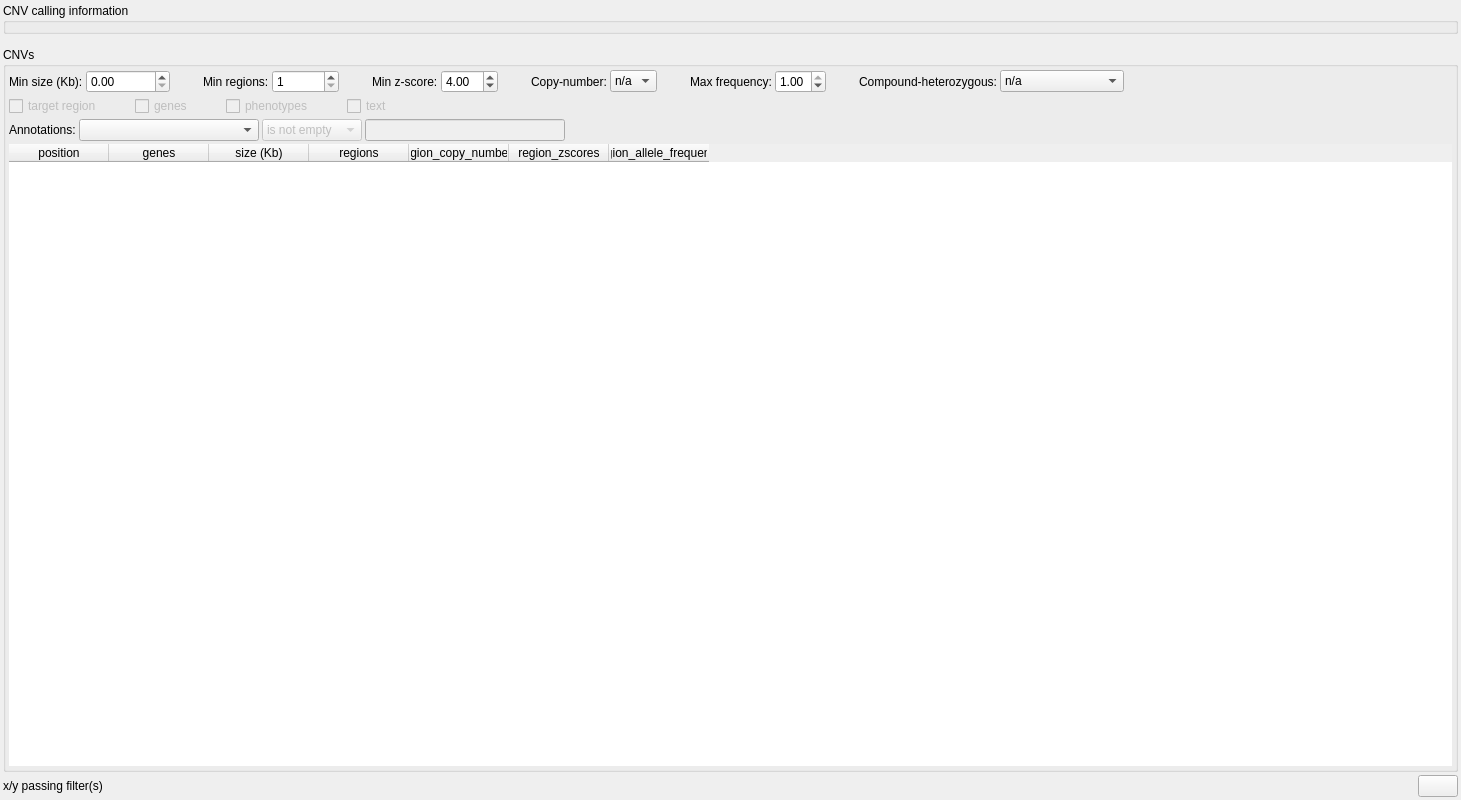
First picture: the form in src/GSvar/CnvWidget.ui, repository imgag/ngs-bits, before the edit.
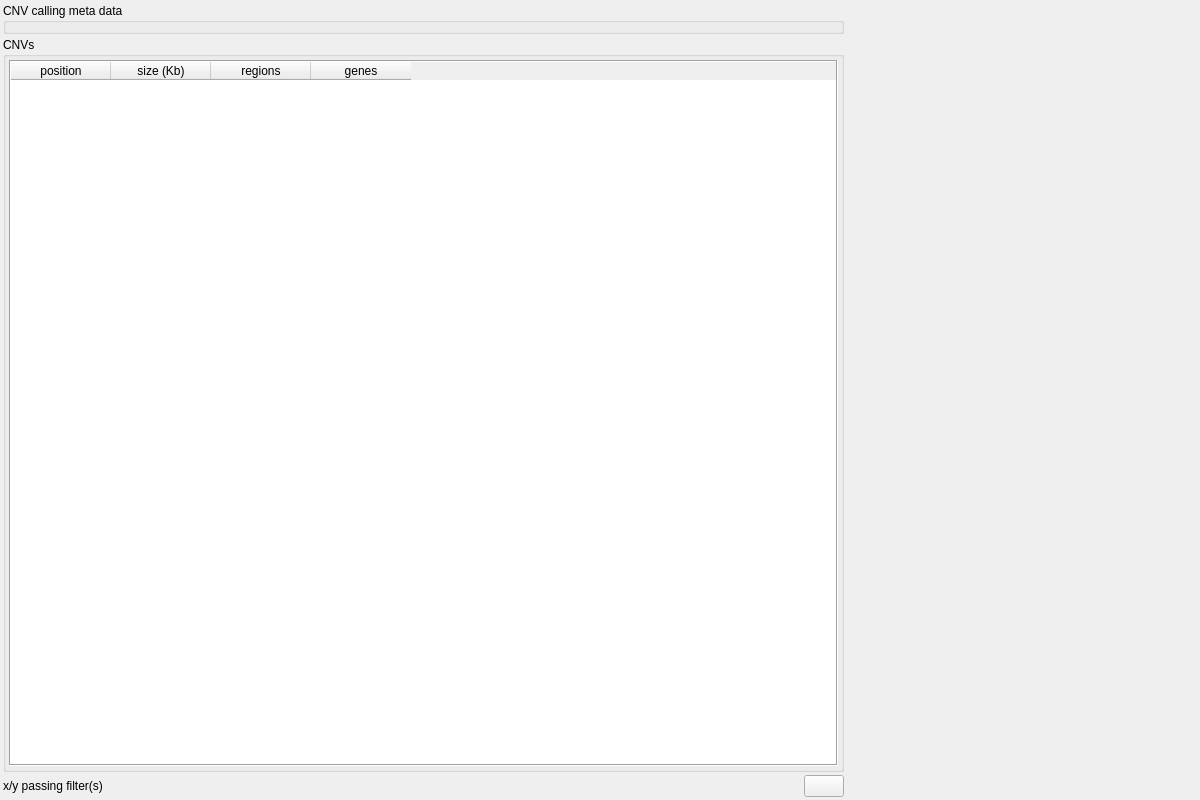
Second picture: the form after the edit. Icons and pictures are not drawn. Custom widgets are drawn as their Qt base class.

Patch:
```diff
--- a/src/GSvar/CnvWidget.ui
+++ b/src/GSvar/CnvWidget.ui
@@ -6,7 +6,7 @@
    <rect>
     <x>0</x>
     <y>0</y>
-    <width>1461</width>
+    <width>1200</width>
     <height>800</height>
    </rect>
   </property>
@@ -19,10 +19,7 @@
   <property name="windowTitle">
    <string>Form</string>
   </property>
-  <layout class="QVBoxLayout" name="verticalLayout" stretch="0,0,0,0">
-   <property name="spacing">
-    <number>3</number>
-   </property>
+  <layout class="QGridLayout" name="gridLayout">
    <property name="leftMargin">
     <number>3</number>
    </property>
@@ -35,10 +32,13 @@
    <property name="bottomMargin">
     <number>3</number>
    </property>
-   <item>
+   <property name="spacing">
+    <number>3</number>
+   </property>
+   <item row="0" column="0">
     <widget class="QGroupBox" name="info_box">
      <property name="title">
-      <string>CNV calling information</string>
+      <string>CNV calling meta data</string>
      </property>
      <property name="flat">
       <bool>true</bool>
@@ -62,23 +62,7 @@
      </layout>
     </widget>
    </item>
-   <item>
-    <spacer name="verticalSpacer">
-     <property name="orientation">
-      <enum>Qt::Vertical</enum>
-     </property>
-     <property name="sizeType">
-      <enum>QSizePolicy::Fixed</enum>
-     </property>
-     <property name="sizeHint" stdset="0">
-      <size>
-       <width>10</width>
-       <height>10</height>
-      </size>
-     </property>
-    </spacer>
-   </item>
-   <item>
+   <item row="1" column="0">
     <widget class="QGroupBox" name="groupBox">
      <property name="title">
       <string>CNVs</string>
@@ -102,468 +86,13 @@
       <property name="bottomMargin">
        <number>3</number>
       </property>
-      <item>
-       <layout class="QHBoxLayout" name="horizontalLayout_3">
-        <property name="spacing">
-         <number>3</number>
-        </property>
-        <item>
-         <widget class="QLabel" name="label">
-          <property name="sizePolicy">
-           <sizepolicy hsizetype="Minimum" vsizetype="Preferred">
-            <horstretch>0</horstretch>
-            <verstretch>0</verstretch>
-           </sizepolicy>
-          </property>
-          <property name="toolTip">
-           <string>Minimum CNV size.</string>
-          </property>
-          <property name="text">
-           <string>Min size (Kb):</string>
-          </property>
-         </widget>
-        </item>
-        <item>
-         <widget class="QDoubleSpinBox" name="f_size">
-          <property name="maximum">
-           <double>999999.000000000000000</double>
-          </property>
-          <property name="singleStep">
-           <double>10.000000000000000</double>
-          </property>
-         </widget>
-        </item>
-        <item>
-         <spacer name="horizontalSpacer_2">
-          <property name="orientation">
-           <enum>Qt::Horizontal</enum>
-          </property>
-          <property name="sizeType">
-           <enum>QSizePolicy::Fixed</enum>
-          </property>
-          <property name="sizeHint" stdset="0">
-           <size>
-            <width>30</width>
-            <height>1</height>
-           </size>
-          </property>
-         </spacer>
-        </item>
-        <item>
-         <widget class="QLabel" name="label_2">
-          <property name="toolTip">
-           <string>Minimum number of regions.</string>
-          </property>
-          <property name="text">
-           <string>Min regions:</string>
-          </property>
-         </widget>
-        </item>
-        <item>
-         <widget class="QSpinBox" name="f_regs">
-          <property name="minimum">
-           <number>1</number>
-          </property>
-          <property name="maximum">
-           <number>999999</number>
-          </property>
-         </widget>
-        </item>
-        <item>
-         <spacer name="horizontalSpacer_7">
-          <property name="orientation">
-           <enum>Qt::Horizontal</enum>
-          </property>
-          <property name="sizeType">
-           <enum>QSizePolicy::Fixed</enum>
-          </property>
-          <property name="sizeHint" stdset="0">
-           <size>
-            <width>30</width>
-            <height>1</height>
-           </size>
-          </property>
-         </spacer>
-        </item>
-        <item>
-         <widget class="QLabel" name="label_4">
-          <property name="toolTip">
-           <string>Minimum z-score.</string>
-          </property>
-          <property name="text">
-           <string>Min z-score:</string>
-          </property>
-         </widget>
-        </item>
-        <item>
-         <widget class="QDoubleSpinBox" name="f_z">
-          <property name="singleStep">
-           <double>0.500000000000000</double>
-          </property>
-          <property name="value">
-           <double>4.000000000000000</double>
-          </property>
-         </widget>
-        </item>
-        <item>
-         <spacer name="horizontalSpacer_3">
-          <property name="orientation">
-           <enum>Qt::Horizontal</enum>
-          </property>
-          <property name="sizeType">
-           <enum>QSizePolicy::Fixed</enum>
-          </property>
-          <property name="sizeHint" stdset="0">
-           <size>
-            <width>30</width>
-            <height>1</height>
-           </size>
-          </property>
-         </spacer>
-        </item>
-        <item>
-         <widget class="QLabel" name="label_3">
-          <property name="text">
-           <string>Copy-number:</string>
-          </property>
-         </widget>
-        </item>
-        <item>
-         <widget class="QComboBox" name="f_cn">
-          <item>
-           <property name="text">
-            <string>n/a</string>
-           </property>
-          </item>
-          <item>
-           <property name="text">
-            <string>0</string>
-           </property>
-          </item>
-          <item>
-           <property name="text">
-            <string>1</string>
-           </property>
-          </item>
-          <item>
-           <property name="text">
-            <string>3</string>
-           </property>
-          </item>
-          <item>
-           <property name="text">
-            <string>4+</string>
-           </property>
-          </item>
-         </widget>
-        </item>
-        <item>
-         <spacer name="horizontalSpacer_4">
-          <property name="orientation">
-           <enum>Qt::Horizontal</enum>
-          </property>
-          <property name="sizeType">
-           <enum>QSizePolicy::Fixed</enum>
-          </property>
-          <property name="sizeHint" stdset="0">
-           <size>
-            <width>30</width>
-            <height>1</height>
-           </size>
-          </property>
-         </spacer>
-        </item>
-        <item>
-         <widget class="QLabel" name="label_5">
-          <property name="toolTip">
-           <string>Maximum frequency (all regions).</string>
-          </property>
-          <property name="text">
-           <string>Max frequency:</string>
-          </property>
-         </widget>
-        </item>
-        <item>
-         <widget class="QDoubleSpinBox" name="f_af">
-          <property name="decimals">
-           <number>2</number>
-          </property>
-          <property name="maximum">
-           <double>1.000000000000000</double>
-          </property>
-          <property name="singleStep">
-           <double>0.050000000000000</double>
-          </property>
-          <property name="value">
-           <double>1.000000000000000</double>
-          </property>
-         </widget>
-        </item>
-        <item>
-         <spacer name="horizontalSpacer_5">
-          <property name="orientation">
-           <enum>Qt::Horizontal</enum>
-          </property>
-          <property name="sizeType">
-           <enum>QSizePolicy::Fixed</enum>
-          </property>
-          <property name="sizeHint" stdset="0">
-           <size>
-            <width>30</width>
-            <height>20</height>
-           </size>
-          </property>
-         </spacer>
-        </item>
-        <item>
-         <widget class="QLabel" name="label_7">
-          <property name="toolTip">
-           <string>&lt;html&gt;&lt;head/&gt;&lt;body&gt;&lt;p&gt;Compound-heterozygous filters:&lt;/p&gt;&lt;p&gt;&lt;br/&gt;&lt;/p&gt;&lt;p&gt;1) CNV-CNV&lt;/p&gt;&lt;p&gt;Two CNVs in the same gene&lt;/p&gt;&lt;p&gt;&lt;br/&gt;&lt;/p&gt;&lt;p&gt;2) CNV-SNP/INDEL&lt;/p&gt;&lt;p&gt;One CNV and one heterozygous SNP/INDEL.&lt;/p&gt;&lt;/body&gt;&lt;/html&gt;</string>
-          </property>
-          <property name="text">
-           <string>Compound-heterozygous:</string>
-          </property>
-         </widget>
-        </item>
-        <item>
-         <widget class="QComboBox" name="f_comphet">
-          <item>
-           <property name="text">
-            <string>n/a</string>
-           </property>
-          </item>
-          <item>
-           <property name="text">
-            <string>CNV-CNV</string>
-           </property>
-          </item>
-          <item>
-           <property name="text">
-            <string>CNV-SNP/INDEL</string>
-           </property>
-          </item>
-         </widget>
-        </item>
-        <item>
-         <spacer name="horizontalSpacer_8">
-          <property name="orientation">
-           <enum>Qt::Horizontal</enum>
-          </property>
-          <property name="sizeHint" stdset="0">
-           <size>
-            <width>40</width>
-            <height>20</height>
-           </size>
-          </property>
-         </spacer>
-        </item>
-       </layout>
-      </item>
-      <item>
-       <layout class="QHBoxLayout" name="horizontalLayout_4">
-        <item>
-         <widget class="QCheckBox" name="f_roi">
-          <property name="enabled">
-           <bool>false</bool>
-          </property>
-          <property name="toolTip">
-           <string>&lt;html&gt;&lt;head/&gt;&lt;body&gt;&lt;p&gt;Apply target region filter of variant list.&lt;/p&gt;&lt;/body&gt;&lt;/html&gt;</string>
-          </property>
-          <property name="text">
-           <string>target region</string>
-          </property>
-         </widget>
-        </item>
-        <item>
-         <spacer name="horizontalSpacer_10">
-          <property name="orientation">
-           <enum>Qt::Horizontal</enum>
-          </property>
-          <property name="sizeType">
-           <enum>QSizePolicy::Fixed</enum>
-          </property>
-          <property name="sizeHint" stdset="0">
-           <size>
-            <width>30</width>
-            <height>20</height>
-           </size>
-          </property>
-         </spacer>
-        </item>
-        <item>
-         <widget class="QCheckBox" name="f_genes">
-          <property name="enabled">
-           <bool>false</bool>
-          </property>
-          <property name="toolTip">
-           <string>Apply genes filter of variant list.</string>
-          </property>
-          <property name="text">
-           <string>genes</string>
-          </property>
-         </widget>
-        </item>
-        <item>
-         <spacer name="horizontalSpacer_11">
-          <property name="orientation">
-           <enum>Qt::Horizontal</enum>
-          </property>
-          <property name="sizeType">
-           <enum>QSizePolicy::Fixed</enum>
-          </property>
-          <property name="sizeHint" stdset="0">
-           <size>
-            <width>30</width>
-            <height>20</height>
-           </size>
-          </property>
-         </spacer>
-        </item>
-        <item>
-         <widget class="QCheckBox" name="f_pheno">
-          <property name="enabled">
-           <bool>false</bool>
-          </property>
-          <property name="toolTip">
-           <string>&lt;html&gt;&lt;head/&gt;&lt;body&gt;&lt;p&gt;Apply phenotype filter of variant list.&lt;/p&gt;&lt;p&gt;Note: This functionality is only available when NGSD is enabled.&lt;/p&gt;&lt;/body&gt;&lt;/html&gt;</string>
-          </property>
-          <property name="text">
-           <string>phenotypes</string>
-          </property>
-         </widget>
-        </item>
-        <item>
-         <spacer name="horizontalSpacer_9">
-          <property name="orientation">
-           <enum>Qt::Horizontal</enum>
-          </property>
-          <property name="sizeType">
-           <enum>QSizePolicy::Fixed</enum>
-          </property>
-          <property name="sizeHint" stdset="0">
-           <size>
-            <width>30</width>
-            <height>20</height>
-           </size>
-          </property>
-         </spacer>
-        </item>
-        <item>
-         <widget class="QCheckBox" name="f_text">
-          <property name="enabled">
-           <bool>false</bool>
-          </property>
-          <property name="toolTip">
-           <string>&lt;html&gt;&lt;head/&gt;&lt;body&gt;&lt;p&gt;Apply text filter of variant list.&lt;/p&gt;&lt;/body&gt;&lt;/html&gt;</string>
-          </property>
-          <property name="text">
-           <string>text</string>
-          </property>
-         </widget>
-        </item>
-        <item>
-         <spacer name="horizontalSpacer_12">
-          <property name="orientation">
-           <enum>Qt::Horizontal</enum>
-          </property>
-          <property name="sizeHint" stdset="0">
-           <size>
-            <width>40</width>
-            <height>20</height>
-           </size>
-          </property>
-         </spacer>
-        </item>
-       </layout>
-      </item>
-      <item>
-       <layout class="QHBoxLayout" name="horizontalLayout_2">
-        <item>
-         <widget class="QLabel" name="label_6">
-          <property name="text">
-           <string>Annotations:</string>
-          </property>
-         </widget>
-        </item>
-        <item>
-         <widget class="QComboBox" name="f_anno_name">
-          <property name="minimumSize">
-           <size>
-            <width>180</width>
-            <height>0</height>
-           </size>
-          </property>
-         </widget>
-        </item>
-        <item>
-         <widget class="QComboBox" name="f_anno_op">
-          <property name="enabled">
-           <bool>false</bool>
-          </property>
-          <property name="minimumSize">
-           <size>
-            <width>100</width>
-            <height>0</height>
-           </size>
-          </property>
-          <item>
-           <property name="text">
-            <string>is not empty</string>
-           </property>
-          </item>
-          <item>
-           <property name="text">
-            <string>is empty</string>
-           </property>
-          </item>
-          <item>
-           <property name="text">
-            <string>contains</string>
-           </property>
-          </item>
-         </widget>
-        </item>
-        <item>
-         <widget class="QLineEdit" name="f_anno_value">
-          <property name="enabled">
-           <bool>false</bool>
-          </property>
-          <property name="sizePolicy">
-           <sizepolicy hsizetype="Preferred" vsizetype="Fixed">
-            <horstretch>0</horstretch>
-            <verstretch>0</verstretch>
-           </sizepolicy>
-          </property>
-          <property name="minimumSize">
-           <size>
-            <width>200</width>
-            <height>0</height>
-           </size>
-          </property>
-         </widget>
-        </item>
-        <item>
-         <spacer name="horizontalSpacer">
-          <property name="orientation">
-           <enum>Qt::Horizontal</enum>
-          </property>
-          <property name="sizeHint" stdset="0">
-           <size>
-            <width>40</width>
-            <height>20</height>
-           </size>
-          </property>
-         </spacer>
-        </item>
-       </layout>
-      </item>
       <item>
        <widget class="QTableWidget" name="cnvs">
         <property name="contextMenuPolicy">
          <enum>Qt::CustomContextMenu</enum>
         </property>
         <property name="frameShape">
-         <enum>QFrame::NoFrame</enum>
+         <enum>QFrame::Box</enum>
         </property>
         <property name="editTriggers">
          <set>QAbstractItemView::NoEditTriggers</set>
@@ -591,11 +120,6 @@
           <string>position</string>
          </property>
         </column>
-        <column>
-         <property name="text">
-          <string>genes</string>
-         </property>
-        </column>
         <column>
          <property name="text">
           <string>size (Kb)</string>
@@ -608,17 +132,7 @@
         </column>
         <column>
          <property name="text">
-          <string>region_copy_numbers</string>
-         </property>
-        </column>
-        <column>
-         <property name="text">
-          <string>region_zscores</string>
-         </property>
-        </column>
-        <column>
-         <property name="text">
-          <string>region_allele_frequency</string>
+          <string>genes</string>
          </property>
         </column>
        </widget>
@@ -626,7 +140,7 @@
      </layout>
     </widget>
    </item>
-   <item>
+   <item row="2" column="0">
     <layout class="QHBoxLayout" name="horizontalLayout">
      <item>
       <widget class="QLabel" name="status">
@@ -664,8 +178,38 @@
      </item>
     </layout>
    </item>
+   <item row="0" column="1" rowspan="3">
+    <widget class="FilterWidgetCNV" name="filter_widget" native="true">
+     <property name="sizePolicy">
+      <sizepolicy hsizetype="Minimum" vsizetype="Preferred">
+       <horstretch>0</horstretch>
+       <verstretch>0</verstretch>
+      </sizepolicy>
+     </property>
+     <property name="minimumSize">
+      <size>
+       <width>350</width>
+       <height>500</height>
+      </size>
+     </property>
+     <property name="maximumSize">
+      <size>
+       <width>350</width>
+       <height>16777215</height>
+      </size>
+     </property>
+    </widget>
+   </item>
   </layout>
  </widget>
+ <customwidgets>
+  <customwidget>
+   <class>FilterWidgetCNV</class>
+   <extends>QWidget</extends>
+   <header location="global">FilterWidgetCNV.h</header>
+   <container>1</container>
+  </customwidget>
+ </customwidgets>
  <resources>
   <include location="GSvar.qrc"/>
  </resources>
```
